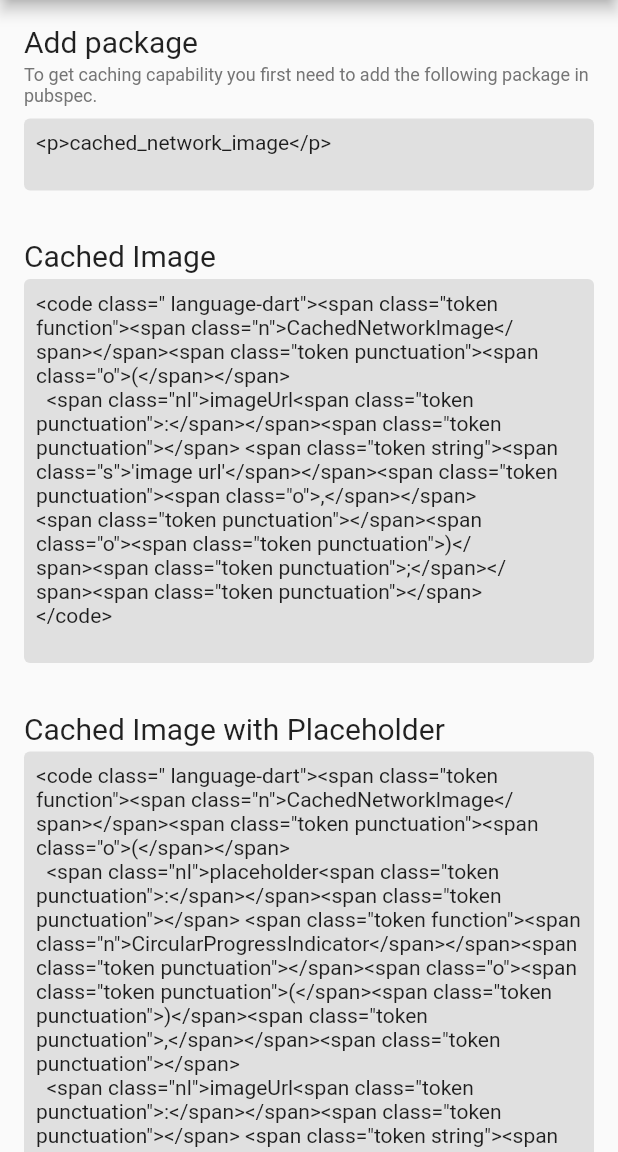
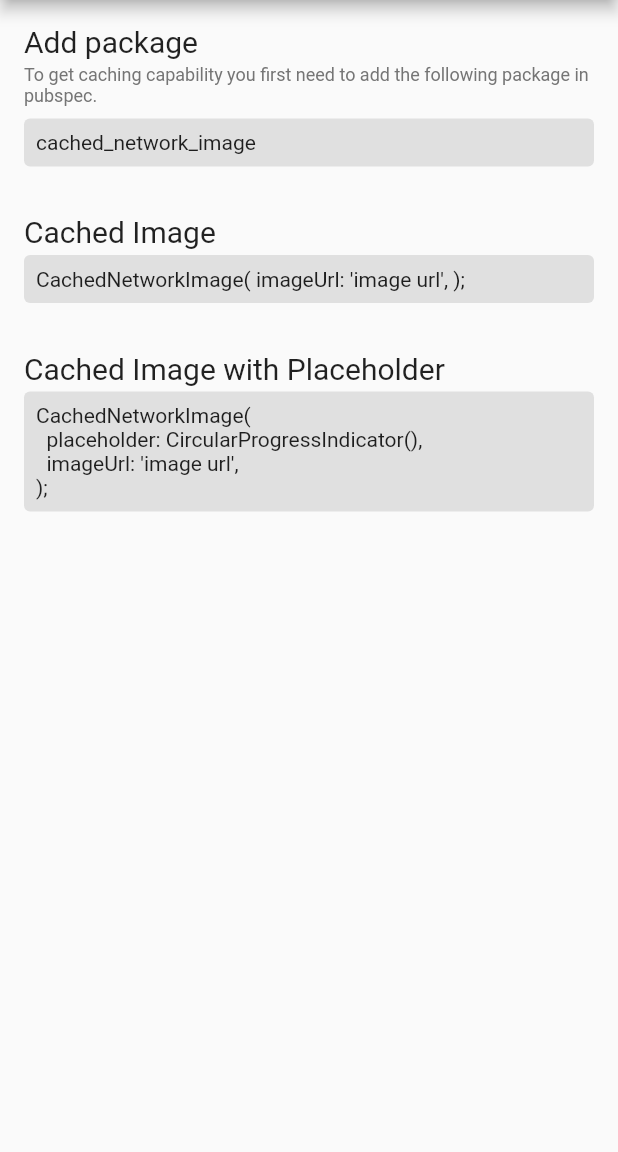
Before and after one commit to gurleensethi/flutter_cookbook, a Flutter app: the CachedImagesPage screen opened by its route, after a tap on the "code" icon, on a phone screen of 412 x 824 dp, the part 84-1236 px from its top. Run offline on Flutter 3.47's test engine with Material 2 defaults, Android fonts, the phone set to English and light mode, and no system bars; our stand-ins replace cached_network_image; missing offline and left inert: flutter_html_view; network calls fail.

Commit message:
Convert html code to text code for images section.

```diff
--- a/lib/images/cached_images/cached_images_code.dart
+++ b/lib/images/cached_images/cached_images_code.dart
@@ -1,18 +1,8 @@
-final cachedNetworkImagePackage = """
-<p>cached_network_image</p>
-""";
+final cachedNetworkImagePackage = """cached_network_image""";
 
-final cachedNetworkImage = """
-<code class=" language-dart"><span class="token function"><span class="n">CachedNetworkImage</span></span><span class="token punctuation"><span class="o">(</span></span>
-  <span class="nl">imageUrl<span class="token punctuation">:</span></span><span class="token punctuation"></span> <span class="token string"><span class="s">'image url'</span></span><span class="token punctuation"><span class="o">,</span></span>
-<span class="token punctuation"></span><span class="o"><span class="token punctuation">)</span><span class="token punctuation">;</span></span><span class="token punctuation"></span>
-</code>
-""";
+final cachedNetworkImage = """CachedNetworkImage( imageUrl: 'image url', );""";
 
-final cachedNetworkImagePlaceholder = """
-<code class=" language-dart"><span class="token function"><span class="n">CachedNetworkImage</span></span><span class="token punctuation"><span class="o">(</span></span>
-  <span class="nl">placeholder<span class="token punctuation">:</span></span><span class="token punctuation"></span> <span class="token function"><span class="n">CircularProgressIndicator</span></span><span class="token punctuation"></span><span class="o"><span class="token punctuation">(</span><span class="token punctuation">)</span><span class="token punctuation">,</span></span><span class="token punctuation"></span>
-  <span class="nl">imageUrl<span class="token punctuation">:</span></span><span class="token punctuation"></span> <span class="token string"><span class="s">'image url'</span></span><span class="token punctuation"><span class="o">,</span></span>
-<span class="token punctuation"></span><span class="o"><span class="token punctuation">)</span><span class="token punctuation">;</span></span><span class="token punctuation"></span>
-</code>
-""";
+final cachedNetworkImagePlaceholder = """CachedNetworkImage(
+  placeholder: CircularProgressIndicator(),
+  imageUrl: 'image url',
+);""";
--- a/lib/images/fade_in_images/fade_in_images_code.dart
+++ b/lib/images/fade_in_images/fade_in_images_code.dart
@@ -1,15 +1,9 @@
-final memoryNetwork = """
-<code class=" language-dart"><span class="n">FadeInImage</span><span class="token punctuation"><span class="o">.</span></span><span class="token function"><span class="na">memoryNetwork</span></span><span class="token punctuation"><span class="o">(</span></span>
-  <span class="nl">placeholder<span class="token punctuation">:</span></span><span class="token punctuation"></span> <span class="n">kTransparentImage</span><span class="token punctuation"><span class="o">,</span></span>
-  <span class="nl">image<span class="token punctuation">:</span></span><span class="token punctuation"></span> <span class="token string"><span class="s">'image url'</span></span><span class="token punctuation"><span class="o">,</span></span>
-<span class="token punctuation"></span><span class="o"><span class="token punctuation">)</span><span class="token punctuation">;</span></span><span class="token punctuation"></span>
-</code>
-""";
+final memoryNetwork = """FadeInImage.memoryNetwork(
+  placeholder: kTransparentImage,
+  image: 'image url',
+);""";
 
-final assetNetwork = """
-<code class=" language-dart"><span class="n">FadeInImage</span><span class="token punctuation"><span class="o">.</span></span><span class="token function"><span class="na">assetNetwork</span></span><span class="token punctuation"><span class="o">(</span></span>
-  <span class="nl">placeholder<span class="token punctuation">:</span></span><span class="token punctuation"></span> <span class="token string"><span class="s">'assets/loading.gif'</span></span><span class="token punctuation"><span class="o">,</span></span>
-  <span class="nl">image<span class="token punctuation">:</span></span><span class="token punctuation"></span> <span class="token string"><span class="s">'image url'</span></span><span class="token punctuation"><span class="o">,</span></span>
-<span class="token punctuation"></span><span class="o"><span class="token punctuation">)</span><span class="token punctuation">;</span></span><span class="token punctuation"></span>
-</code>
-""";
+final assetNetwork = """FadeInImage.assetNetwork(
+  placeholder: 'assets/loading.gif',
+  image: 'image url',
+);""";
--- a/lib/images/images_from_internet/images_from_internet_code.dart
+++ b/lib/images/images_from_internet/images_from_internet_code.dart
@@ -1,13 +1,3 @@
-final image = """
-<code class=" language-dart"><span class="n">Image</span><span class="token punctuation"><span class="o">.</span></span><span class="token function"><span class="na">network</span></span><span class="token punctuation"><span class="o">(</span></span>
-  <span class="token string"><span class="s">'image url'</span></span><span class="token punctuation"><span class="o">,</span></span>
-<span class="token punctuation"><span class="o">)</span></span>
-</code>
-""";
+final image = """Image.network( 'image url', )""";
 
-final gif = """
-<code class=" language-dart"><span class="n">Image</span><span class="token punctuation"><span class="o">.</span></span><span class="token function"><span class="na">network</span></span><span class="token punctuation"><span class="o">(</span></span>
-  <span class="token string"><span class="s">'gif url'</span></span><span class="token punctuation"><span class="o">,</span></span>
-<span class="token punctuation"><span class="o">)</span></span>
-</code>
-""";
+final gif = """Image.network( 'gif url', )""";
```
